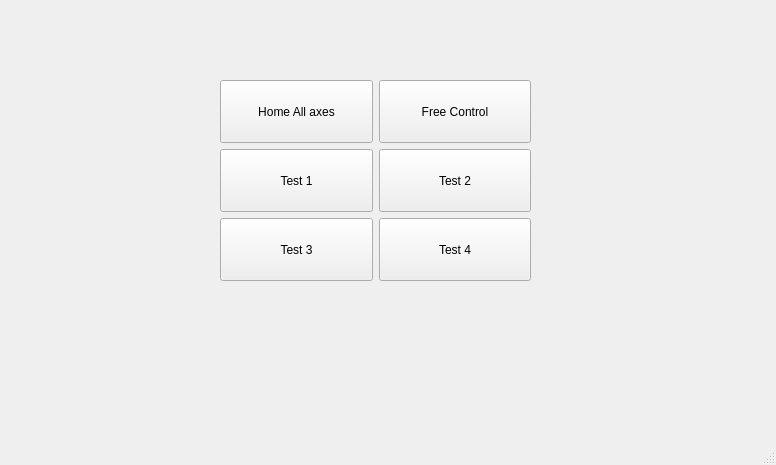
First picture: the form in MainWindow.ui, repository rferrer12/AutoTests, before the edit.
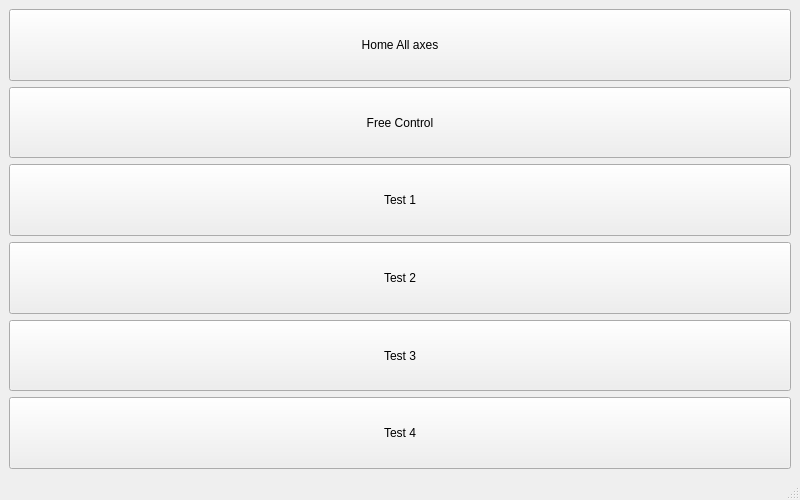
Second picture: the form after the edit.

Commit message: Tested implementation of other windows and PyQT6 signals

The edit to the form file:
```diff
--- a/MainWindow.ui
+++ b/MainWindow.ui
@@ -6,8 +6,8 @@
    <rect>
     <x>0</x>
     <y>0</y>
-    <width>776</width>
-    <height>465</height>
+    <width>800</width>
+    <height>500</height>
    </rect>
   </property>
   <property name="sizePolicy">
@@ -23,23 +23,22 @@
    <string>MainWindow</string>
   </property>
   <widget class="QWidget" name="centralwidget">
-   <widget class="QWidget" name="">
-    <property name="geometry">
-     <rect>
-      <x>220</x>
-      <y>80</y>
-      <width>311</width>
-      <height>201</height>
-     </rect>
-    </property>
-    <layout class="QGridLayout" name="gridLayout">
+   <property name="sizePolicy">
+    <sizepolicy hsizetype="Fixed" vsizetype="Fixed">
+     <horstretch>0</horstretch>
+     <verstretch>0</verstretch>
+    </sizepolicy>
+   </property>
+   <layout class="QVBoxLayout" name="verticalLayout">
+    <item>
+     <layout class="QVBoxLayout" name="vLayout">
      <property name="sizeConstraint">
       <enum>QLayout::SetMinAndMaxSize</enum>
      </property>
      <property name="bottomMargin">
       <number>0</number>
      </property>
-     <item row="0" column="0">
+      <item>
       <widget class="QPushButton" name="pushButton">
        <property name="sizePolicy">
         <sizepolicy hsizetype="Expanding" vsizetype="Expanding">
@@ -52,7 +51,7 @@
        </property>
       </widget>
      </item>
-     <item row="0" column="1">
+      <item>
       <widget class="QPushButton" name="pushButton_2">
        <property name="sizePolicy">
         <sizepolicy hsizetype="Expanding" vsizetype="Expanding">
@@ -65,7 +64,7 @@
        </property>
       </widget>
      </item>
-     <item row="1" column="0">
+      <item>
       <widget class="QPushButton" name="pushButton_3">
        <property name="sizePolicy">
         <sizepolicy hsizetype="Expanding" vsizetype="Expanding">
@@ -78,7 +77,7 @@
        </property>
       </widget>
      </item>
-     <item row="1" column="1">
+      <item>
       <widget class="QPushButton" name="pushButton_4">
        <property name="sizePolicy">
         <sizepolicy hsizetype="Expanding" vsizetype="Expanding">
@@ -91,7 +90,7 @@
        </property>
       </widget>
      </item>
-     <item row="2" column="0">
+      <item>
       <widget class="QPushButton" name="pushButton_5">
        <property name="sizePolicy">
         <sizepolicy hsizetype="Expanding" vsizetype="Expanding">
@@ -104,7 +103,7 @@
        </property>
       </widget>
      </item>
-     <item row="2" column="1">
+      <item>
       <widget class="QPushButton" name="pushButton_6">
        <property name="sizePolicy">
         <sizepolicy hsizetype="Expanding" vsizetype="Expanding">
@@ -118,7 +117,8 @@
       </widget>
      </item>
     </layout>
-   </widget>
+    </item>
+   </layout>
   </widget>
   <widget class="QMenuBar" name="menubar">
    <property name="geometry">
```
Left out of the diff: 2 changed lines with no effect on the pictures. Lines whose indentation alone changed are shown as unchanged. The commit also changes 5 other files.
